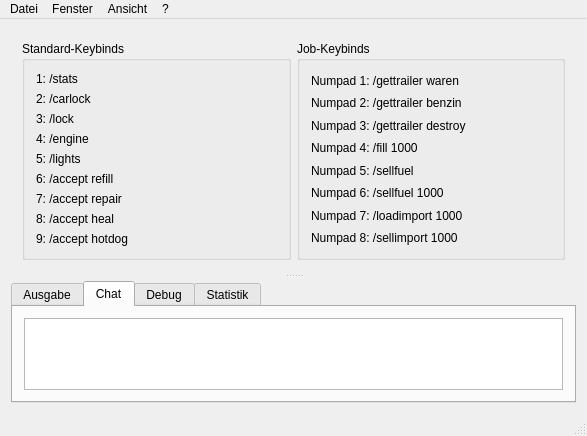
Old version of the form Keybinder/MainWindow.ui in the repository agrippa1994/Keybinder.
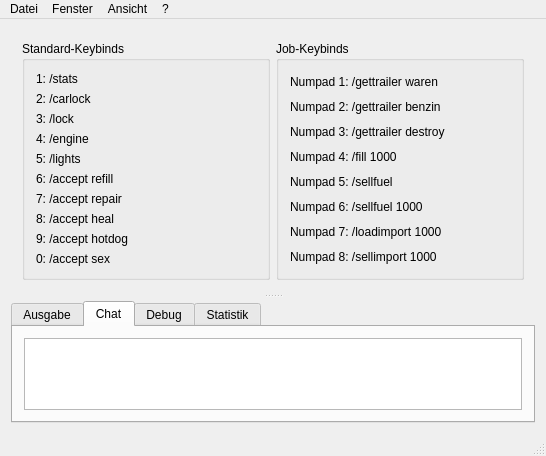
New version of the form. The open tabs and pages were chosen to show the change.

```diff
--- a/Keybinder/MainWindow.ui
+++ b/Keybinder/MainWindow.ui
@@ -9,8 +9,8 @@
    <rect>
     <x>0</x>
     <y>0</y>
-    <width>587</width>
-    <height>399</height>
+    <width>546</width>
+    <height>425</height>
    </rect>
   </property>
   <property name="windowTitle">
@@ -106,6 +106,13 @@
              </property>
             </widget>
            </item>
+           <item row="9" column="0">
+            <widget class="QLabel" name="label_18">
+             <property name="text">
+              <string>0: /accept sex</string>
+             </property>
+            </widget>
+           </item>
           </layout>
          </widget>
         </item>
@@ -250,7 +257,7 @@
     <rect>
      <x>0</x>
      <y>0</y>
-     <width>587</width>
+     <width>546</width>
      <height>21</height>
     </rect>
    </property>
```
Left out of the diff: 2 changed lines with no effect on the pictures.
